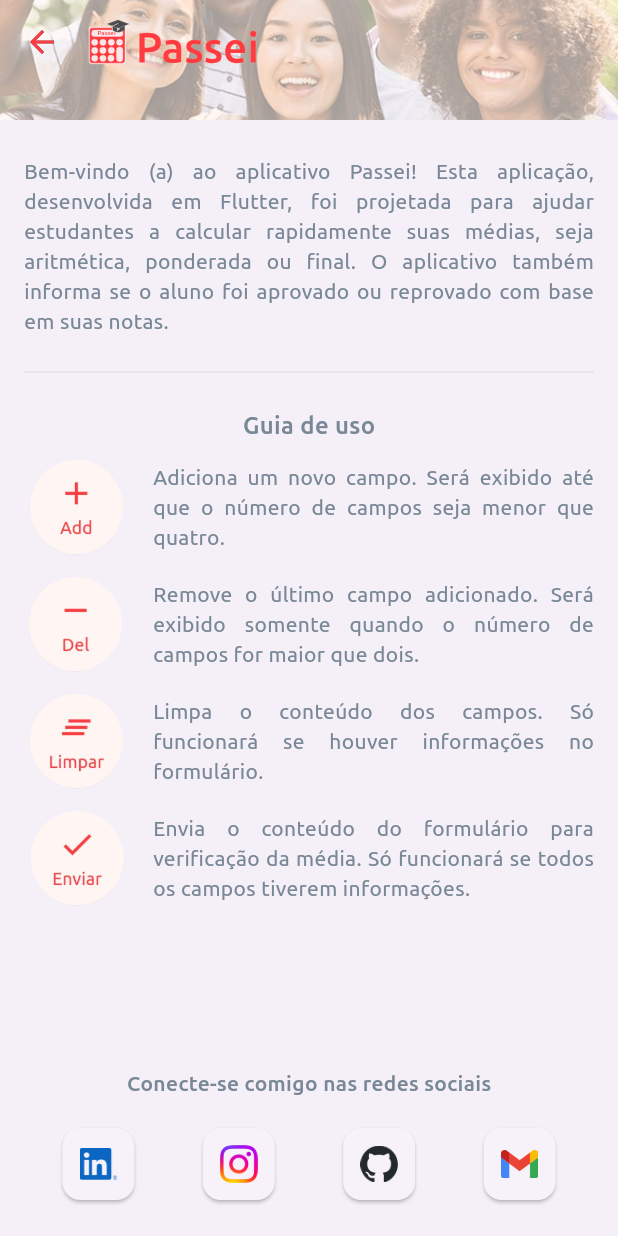
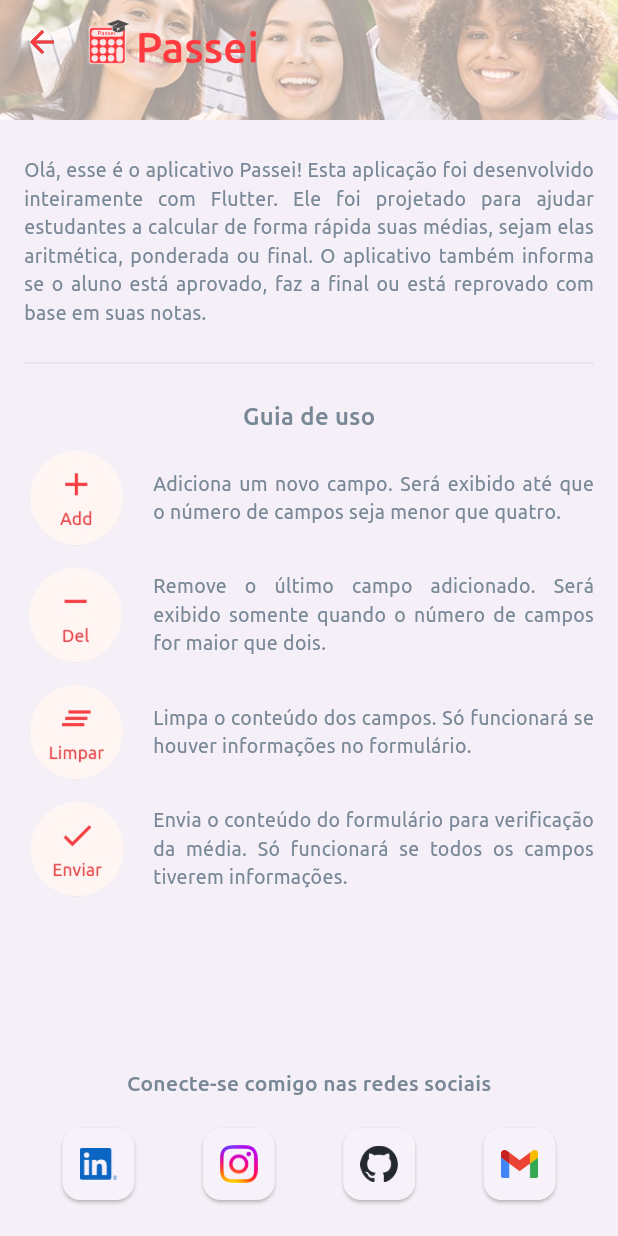
Before and after one commit to Everaldo-Martins/passei, a Flutter app: the About screen opened directly, on a phone screen of 412 x 824 dp. Run offline on Flutter 3.47's test engine with Material 3 defaults, Android fonts, the phone set to English and light mode, and no system bars; our stand-ins replace flutter_svg; project files that could hold a hidden picture were left out.

Commit message:
Atualização na font dos textos e organização dos dialogos de resposta do aplicativo.

```diff
--- a/lib/screens/about_page.dart
+++ b/lib/screens/about_page.dart
@@ -19,7 +19,6 @@
         preferredSize: const Size.fromHeight(80),
         child: AppBar(
           foregroundColor: const Color(0xFFFF3B3F),
-          elevation: 0,
           flexibleSpace: Stack(
             children: [
               Positioned.fill(
@@ -62,11 +61,11 @@
                       children: [
                         Flexible(
                           child: Text(
-                            'Bem-vindo (a) ao aplicativo Passei! Esta aplicação, desenvolvida em Flutter, foi projetada para ajudar estudantes a calcular rapidamente suas médias, seja aritmética, ponderada ou final. O aplicativo também informa se o aluno foi aprovado ou reprovado com base em suas notas.',
+                            'Olá, esse é o aplicativo Passei! Esta aplicação foi desenvolvido inteiramente com Flutter. Ele foi projetado para ajudar estudantes a calcular de forma rápida suas médias, sejam elas aritmética, ponderada ou final. O aplicativo também informa se o aluno está aprovado, faz a final ou está reprovado com base em suas notas.',
                             textAlign: TextAlign.justify,
                             style: TextStyle(
                               fontFamily: 'Ubuntu',
-                              fontSize: 14,
+                              fontSize: 13,
                               fontWeight: FontWeight.w400,
                               color: Color(0xFF798897),
                             ),
@@ -105,7 +104,7 @@
                             textAlign: TextAlign.justify,
                             style: TextStyle(
                               fontFamily: 'Ubuntu',
-                              fontSize: 14,
+                              fontSize: 13,
                               fontWeight: FontWeight.w400,
                               color: Color(0xFF798897),
                             ),
@@ -127,7 +126,7 @@
                             textAlign: TextAlign.justify,
                             style: TextStyle(
                               fontFamily: 'Ubuntu',
-                              fontSize: 14,
+                              fontSize: 13,
                               fontWeight: FontWeight.w400,
                               color: Color(0xFF798897),
                             ),
@@ -149,7 +148,7 @@
                             textAlign: TextAlign.justify,
                             style: TextStyle(
                               fontFamily: 'Ubuntu',
-                              fontSize: 14,
+                              fontSize: 13,
                               fontWeight: FontWeight.w400,
                               color: Color(0xFF798897),
                             ),
@@ -171,7 +170,7 @@
                             textAlign: TextAlign.justify,
                             style: TextStyle(
                               fontFamily: 'Ubuntu',
-                              fontSize: 14,
+                              fontSize: 13,
                               fontWeight: FontWeight.w400,
                               color: Color(0xFF798897),
                             ),
--- a/lib/screens/check_final_screen.dart
+++ b/lib/screens/check_final_screen.dart
@@ -11,10 +11,10 @@
 class _CheckFinalScreenState extends State<CheckFinalScreen> {
   TextEditingController mediaController = TextEditingController();
   TextEditingController provaFinalController = TextEditingController();
+  final ValueNotifier<bool> isButtonEnabled = ValueNotifier<bool>(false);
   String finalResult = '';
   String mediaResult = '';
   late Color cor;
-  final ValueNotifier<bool> isButtonEnabled = ValueNotifier<bool>(false);
 
   @override
   void initState() {
@@ -93,11 +93,11 @@
                         ),
                         const SizedBox(height: 16),
                         const Text(
-                          'Média',
+                          'com média',
                           textAlign: TextAlign.center,
                           style: TextStyle(
                             fontFamily: 'Ubuntu',
-                            fontSize: 16,
+                            fontSize: 18,
                             fontWeight: FontWeight.normal,
                             color: Color(0xFF798897),
                           ),
@@ -165,7 +165,7 @@
                   maxLines: 1,
                   decoration: const InputDecoration(
                     filled: true,
-                    fillColor:Color(0xFFFFF6F4),
+                    fillColor: Color(0xFFFFF6F4),
                     labelText: 'Média',
                     labelStyle: TextStyle(
                       fontFamily: 'Ubuntu',
```
Also changed, not shown: lib/screens/arithmetic_average_screen.dart (+15 -4 lines), lib/screens/weighted_average_screen.dart (+15 -4 lines).
